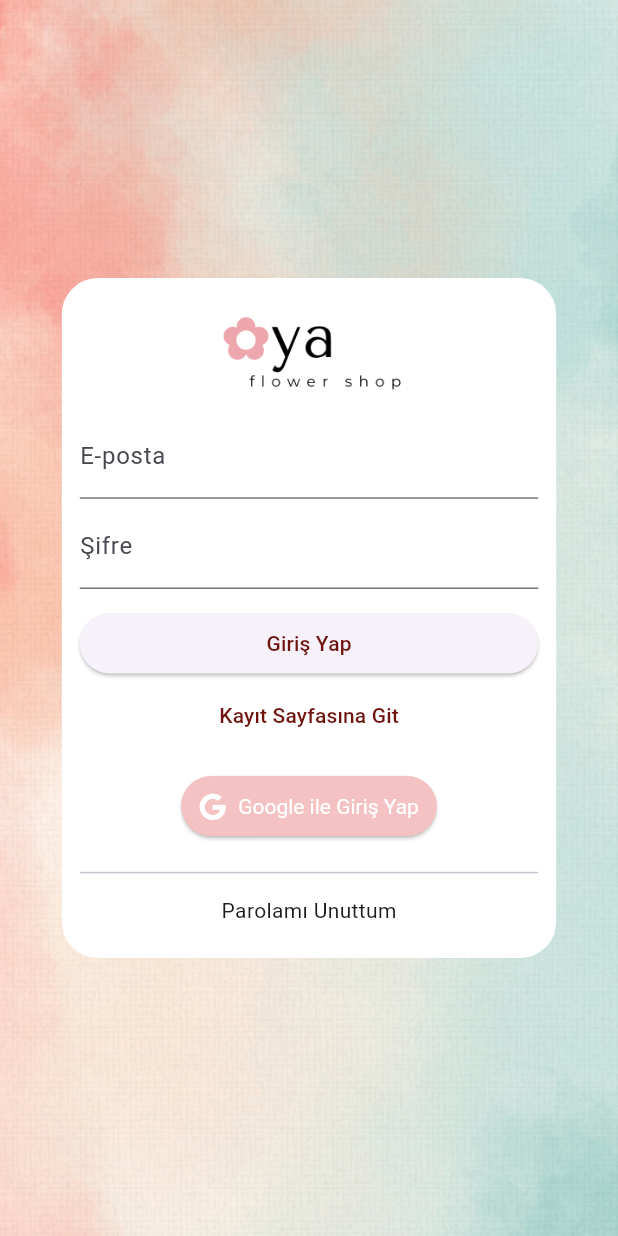
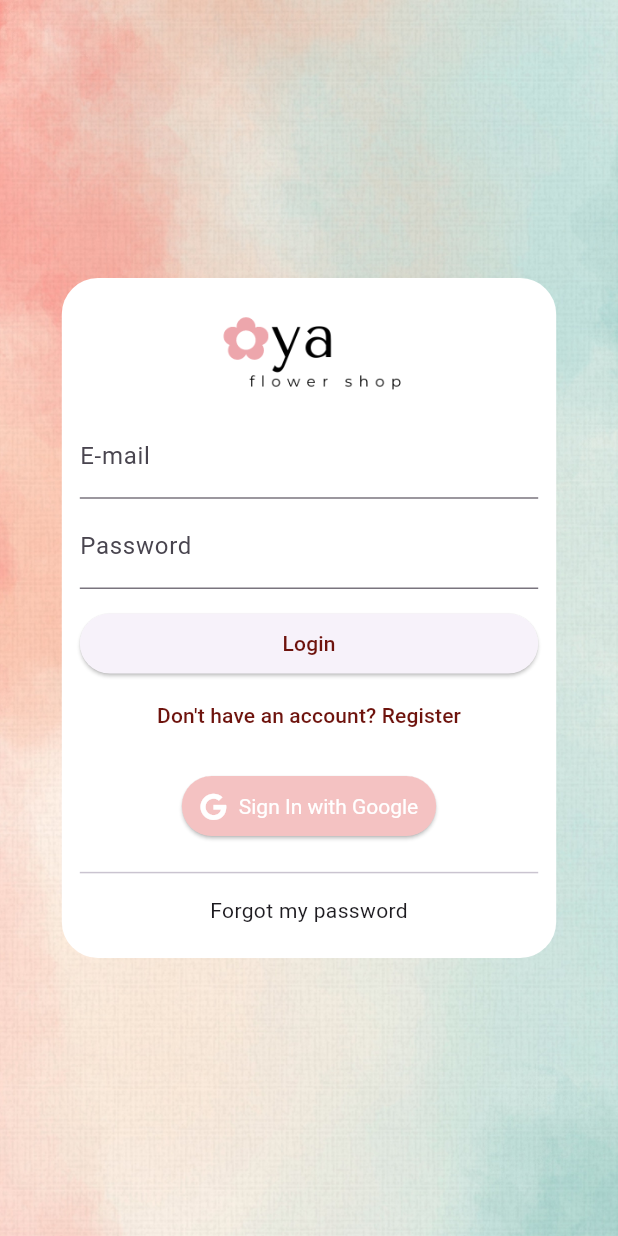
Before and after one commit to OyaOzcan/flowershop, a Flutter app: the screen it shows after launch, on a phone screen of 412 x 824 dp. Run offline on Flutter 3.47's test engine with Material 3 defaults, Android fonts, the phone set to English and light mode, and no system bars; our stand-ins replace carousel_slider, cloud_firestore, firebase_auth, firebase_core, font_awesome_flutter, shared_preferences; accounts and stored records are empty.

Commit message:
media query & login

```diff
--- a/lib/view/loginscreen.dart
+++ b/lib/view/loginscreen.dart
@@ -70,7 +70,7 @@ class _LoginScreenState extends State<LoginScreen> {
                         if (!_isLogin)
                           TextFormField(
                             decoration: const InputDecoration(
-                                labelText: "Kullanıcı Adı"),
+                                labelText: "Name"),
                             autocorrect: false,
                             onSaved: (newValue) => _username = newValue!,
                           ),
@@ -78,7 +78,7 @@ class _LoginScreenState extends State<LoginScreen> {
                             height: MediaQuery.of(context).size.height * 0.005),
                         TextFormField(
                           decoration:
-                              const InputDecoration(labelText: "E-posta"),
+                              const InputDecoration(labelText: "E-mail"),
                           autocorrect: false,
                           keyboardType: TextInputType.emailAddress,
                           onSaved: (newValue) => _email = newValue!,
@@ -86,7 +86,7 @@ class _LoginScreenState extends State<LoginScreen> {
                         SizedBox(
                             height: MediaQuery.of(context).size.height * 0.005),
                         TextFormField(
-                          decoration: const InputDecoration(labelText: "Şifre"),
+                          decoration: const InputDecoration(labelText: "Password"),
                           autocorrect: false,
                           obscureText: true,
                           onSaved: (newValue) => _password = newValue!,
@@ -98,7 +98,7 @@ class _LoginScreenState extends State<LoginScreen> {
                           child: ElevatedButton(
                             onPressed: _submit,
                             child: Text(
-                              _isLogin ? "Giriş Yap" : "Kayıt Ol",
+                              _isLogin ? "Login" : "Register",
                               style: TextStyle(
                                   color: Color.fromARGB(255, 110, 19, 13)),
                             ),
@@ -108,8 +108,8 @@ class _LoginScreenState extends State<LoginScreen> {
                           onPressed: () => setState(() => _isLogin = !_isLogin),
                           child: Text(
                             _isLogin
-                                ? "Kayıt Sayfasına Git"
-                                : "Giriş Sayfasına Git",
+                                ? "Don't have an account? Register"
+                                : "Do you have an account? Login",
                             style: TextStyle(
                                 color: Color.fromARGB(255, 110, 19, 13)),
                           ),
@@ -122,7 +122,7 @@ class _LoginScreenState extends State<LoginScreen> {
                             ElevatedButton.icon(
                               onPressed: (){},
                               icon: Icon(FontAwesomeIcons.google, color: Colors.white),
-                              label: Text("Google ile Giriş Yap"),
+                              label: Text("Sign In with Google"),
                               style: ElevatedButton.styleFrom(
                                 foregroundColor: Colors.white,
                                 backgroundColor: Color(0xffF4C2C2),
@@ -137,7 +137,7 @@ class _LoginScreenState extends State<LoginScreen> {
                         const Divider(),
                         SizedBox(
                             height: MediaQuery.of(context).size.height * 0.009),
-                        const Text("Parolamı Unuttum"),
+                        const Text("Forgot my password"),
                       ],
                     ),
                   ),
```
Also changed, not shown: lib/view/favorites_page.dart (+18 -9 lines).
